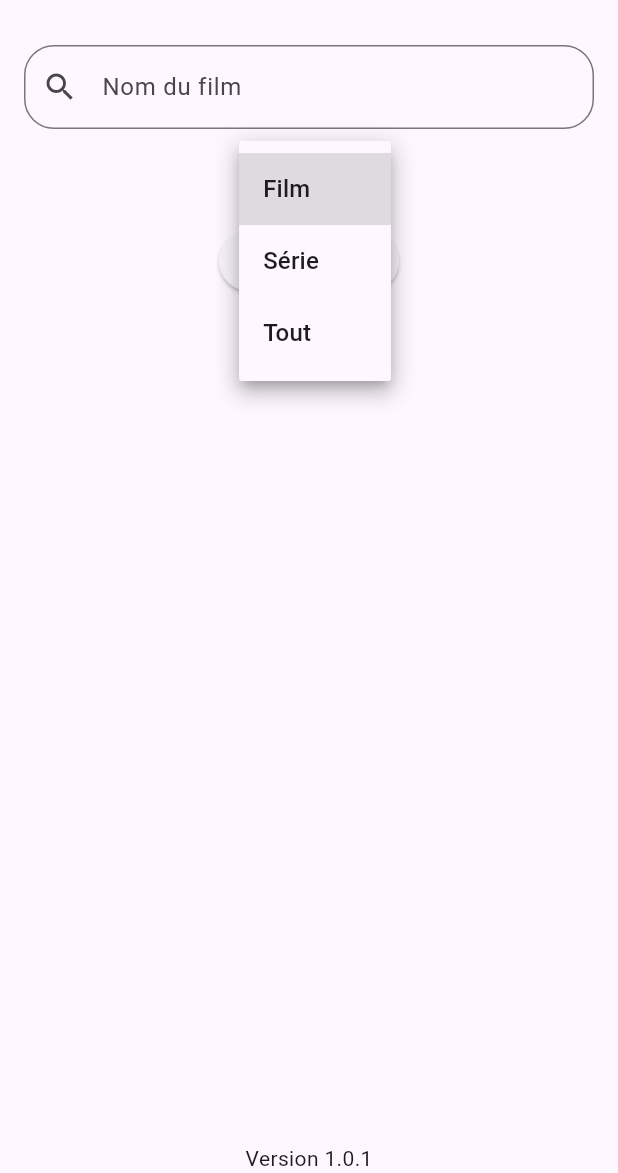
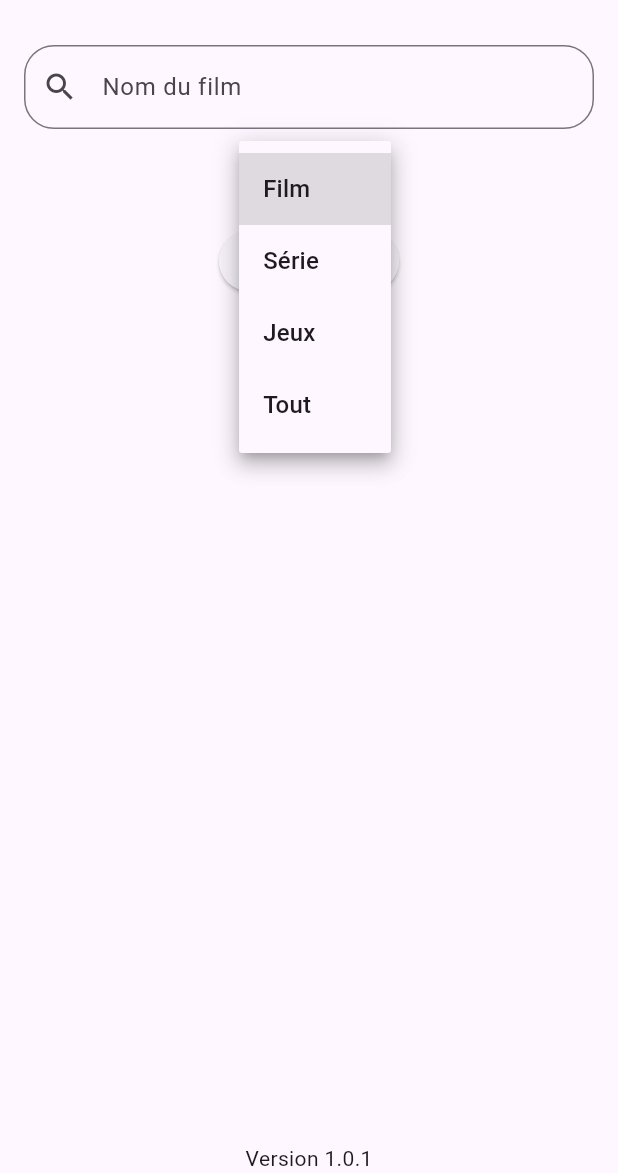
Before and after one commit to pierrebraem/BraemMedia, a Flutter app: the screen it shows after launch, after a tap on "Film", on a phone screen of 412 x 824 dp, the part 63-1236 px from its top. Run offline on Flutter 3.47's test engine with Material 3 defaults, Android fonts, the phone set to English and light mode, and no system bars; network calls fail.

Commit message:
Possibilité de rechercher du contenu par jeux + afficher du type de média

```diff
--- a/lib/classes/detail_media.dart
+++ b/lib/classes/detail_media.dart
@@ -1,5 +1,6 @@
 class DetailMedia{
   final String title;
+  final String type;
   final String urlImage;
   final String rated;
   final String released;
@@ -14,6 +15,7 @@ class DetailMedia{
 
   const DetailMedia({
     required this.title,
+    required this.type,
     required this.urlImage,
     required this.rated,
     required this.released,
@@ -30,6 +32,7 @@ class DetailMedia{
   factory DetailMedia.fromJson(Map<String, dynamic> json){
     return DetailMedia(
       title: json['Title'],
+      type: json['Type'],
       urlImage : json['Poster'],
       rated: json['Rated'],
       released: json['Released'],
--- a/lib/main.dart
+++ b/lib/main.dart
@@ -70,6 +70,10 @@ class _AccueilState extends State<Execution>{
                 child: Text('Série')
               ),
               DropdownMenuItem<String>(
+                value: 'game',
+                child: Text('Jeux'),
+              ),
+              DropdownMenuItem<String>(
                 value: 'all',
                 child: Text('Tout')
               )
--- a/lib/pages/detail.dart
+++ b/lib/pages/detail.dart
@@ -30,6 +30,7 @@ class Detail extends StatelessWidget{
                   Text("${(snapshot.data).released}", textAlign: TextAlign.center, style: const TextStyle(color: Colors.cyan)),
                   Text("${(snapshot.data).genre}", textAlign: TextAlign.center, style: const TextStyle(color: Colors.cyan)),
                   (snapshot.data).urlImage != "N/A"? Image.network("${(snapshot.data).urlImage}", width: 300, height: 300) : Image.asset('assets/images/non_images.png', width: 300, height: 300),
+                  Text("Type de média : ${(snapshot.data).type}", textAlign: TextAlign.center, style: const TextStyle(color: Colors.cyan)),
                   Text("${(snapshot.data).plot}", textAlign: TextAlign.center, style: const TextStyle(color: Colors.cyan)),
                   Text("Notation : ${(snapshot.data).rated}", textAlign: TextAlign.center, style: const TextStyle(color: Colors.cyan)),
                   Text("Durée : ${(snapshot.data).runtime}", textAlign: TextAlign.center, style: const TextStyle(color: Colors.cyan)),
@@ -37,7 +38,7 @@ class Detail extends StatelessWidget{
                   Text("Écriture : ${(snapshot.data).writer}", textAlign: TextAlign.center, style: const TextStyle(color: Colors.cyan)),
                   Text("Acteurs : ${(snapshot.data).actors}", textAlign: TextAlign.center, style: const TextStyle(color: Colors.cyan)),
                   Text("Note métacritic sur 100 : ${(snapshot.data).metascore}", textAlign: TextAlign.center, style: const TextStyle(color: Colors.cyan)),
-                  (snapshot.data).dvd != null? Text("DVD : " "${(snapshot.data).dvd}", textAlign: TextAlign.center, style: const TextStyle(color: Colors.cyan)) : const Text(""),
+                  (snapshot.data).dvd != null && (snapshot.data).type != 'game'? Text("DVD : " "${(snapshot.data).dvd}", textAlign: TextAlign.center, style: const TextStyle(color: Colors.cyan)) : const Text(""),
                 ]
               );
             }
```
